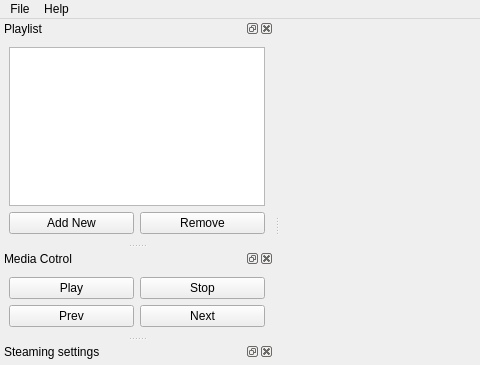
This is main_window.ui in wiebevr/Streaming-server-LM3S6965 as Qt 5 draws it before an edit; both pictures show x 0 to 480 and y 0 to 365 of the 1080 by 453 pixel window. The edited form follows.
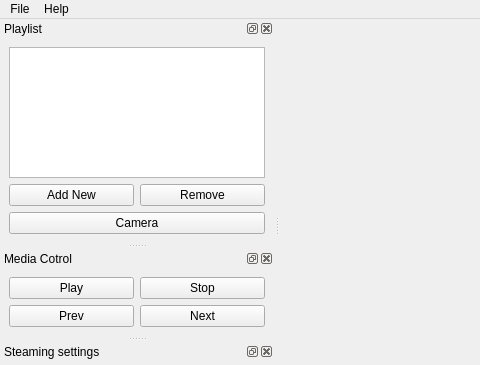
This is the edited form.

Commit message: Added support for streaming from camera.

What changed in the file:
```diff
--- a/main_window.ui
+++ b/main_window.ui
@@ -101,6 +101,16 @@
        </item>
       </layout>
      </item>
+     <item>
+      <widget class="QPushButton" name="cameraButton">
+       <property name="text">
+        <string>Camera</string>
+       </property>
+       <property name="checkable">
+        <bool>false</bool>
+       </property>
+      </widget>
+     </item>
     </layout>
    </widget>
   </widget>
```
The commit also changes 5 other files.
